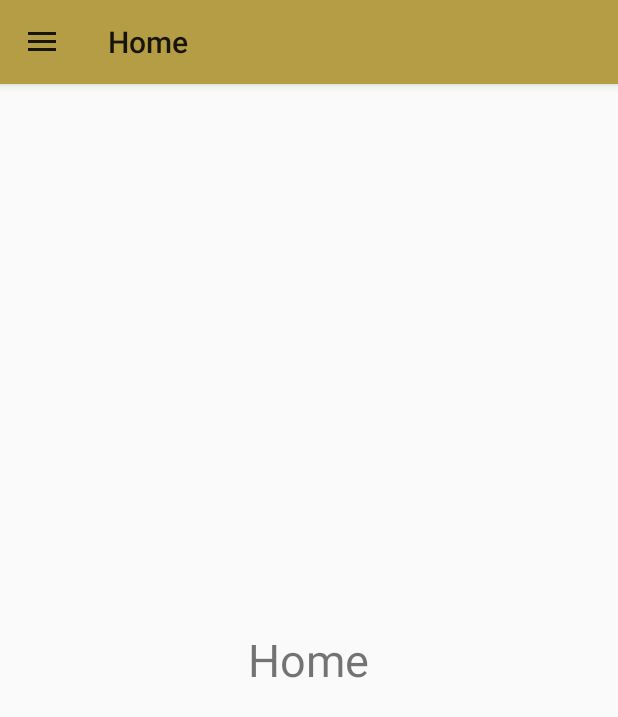
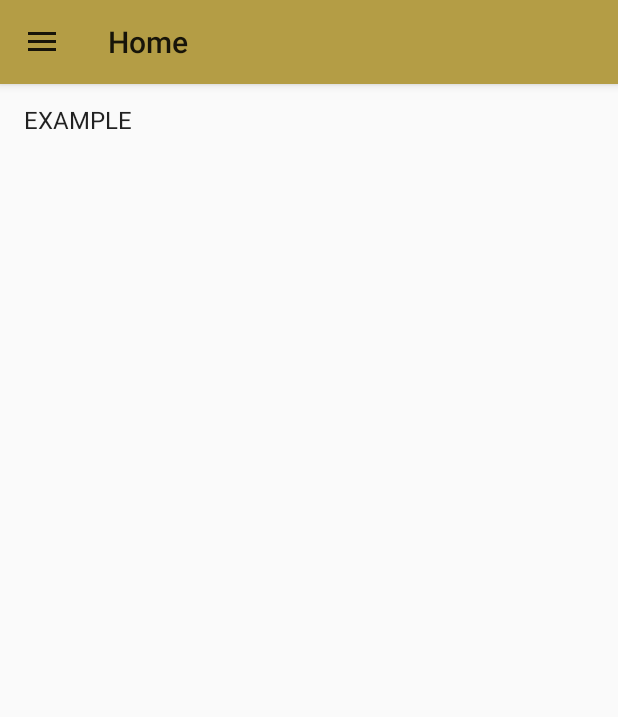
Before and after one commit to GoddessAphrael/Ochre, an Android app: the screen it shows after launch once a user with an empty profile is signed in (MainActivity), on a phone screen of 412 x 824 dp. Shown: the top 717 px of the screen. Run offline under Robolectric (Android 15) with nearby library versions, the light colour scheme and no system bars; our stand-ins replace Firebase (no records; nobody signed in at launch, a user with empty details on screens opened directly).

Commit message:
Home Fragment Updates

```diff
--- a/app/src/main/java/com/teesside/yellowann/MainActivity.java
+++ b/app/src/main/java/com/teesside/yellowann/MainActivity.java
@@ -6,7 +6,8 @@ import android.os.Bundle;
 
 import com.google.android.material.navigation.NavigationView;
 import com.google.firebase.auth.FirebaseAuth;
-import com.google.firebase.auth.FirebaseUser;
+import com.google.firebase.storage.FirebaseStorage;
+import com.google.firebase.storage.StorageReference;
 
 import android.view.MenuItem;
 import android.view.View;
@@ -27,6 +28,8 @@ public class MainActivity extends AppCompatActivity implements NavigationView.On
     private ActionBarDrawerToggle drawerToggle;
     private TextView UserAccount, UserLogout;
     private FirebaseAuth mAuth;
+    private FirebaseStorage mStorage;
+    private StorageReference mStorageRef;
 
     protected void onCreate(Bundle savedInstanceState)
     {
@@ -40,6 +43,8 @@ public class MainActivity extends AppCompatActivity implements NavigationView.On
         UserLogout = findViewById(R.id.logout);
 
         mAuth = FirebaseAuth.getInstance();
+        mStorage = FirebaseStorage.getInstance();
+        mStorageRef = mStorage.getReference();
 
         setSupportActionBar(toolbar);
         getSupportActionBar().setTitle(R.string.home);
--- a/app/src/main/res/layout/activity_main.xml
+++ b/app/src/main/res/layout/activity_main.xml
@@ -7,8 +7,7 @@
     android:layout_height="match_parent"
     android:orientation="vertical"
     android:fitsSystemWindows="true"
-    tools:context=".MainActivity"
-    tools:openDrawer="start">
+    tools:context=".MainActivity" >
 
     <LinearLayout
         android:layout_width="match_parent"
--- a/app/src/main/res/layout/fragment_home.xml
+++ b/app/src/main/res/layout/fragment_home.xml
@@ -1,13 +1,18 @@
-<?xml version="1.0" encoding="utf-8"?>
 <RelativeLayout xmlns:android="http://schemas.android.com/apk/res/android"
+    xmlns:app="http://schemas.android.com/apk/res-auto"
     android:layout_width="match_parent"
-    android:layout_height="match_parent" >
+    android:layout_height="wrap_content">
 
-    <TextView
-        android:layout_width="wrap_content"
+    <LinearLayout
+        android:layout_width="match_parent"
         android:layout_height="wrap_content"
-        android:text="@string/home"
-        android:textSize="30sp"
-        android:layout_centerInParent="true"/>
+        android:orientation="horizontal">
+
+    <ListView
+        android:id="@+id/recent"
+        android:layout_width="match_parent"
+        android:layout_height="wrap_content"
+        android:entries="@array/example" />
+    </LinearLayout>
 
 </RelativeLayout>
--- /dev/null
+++ b/app/src/main/res/values/array.xml
@@ -0,0 +1,7 @@
+<?xml version="1.0" encoding="utf-8"?>
+<resources>
+    <string-array name="example">
+    <item >EXAMPLE</item>
+    </string-array>
+
+</resources>
```
Also changed, not shown: app/src/main/java/com/teesside/yellowann/HomeFragment.java (line endings or trailing spaces).
